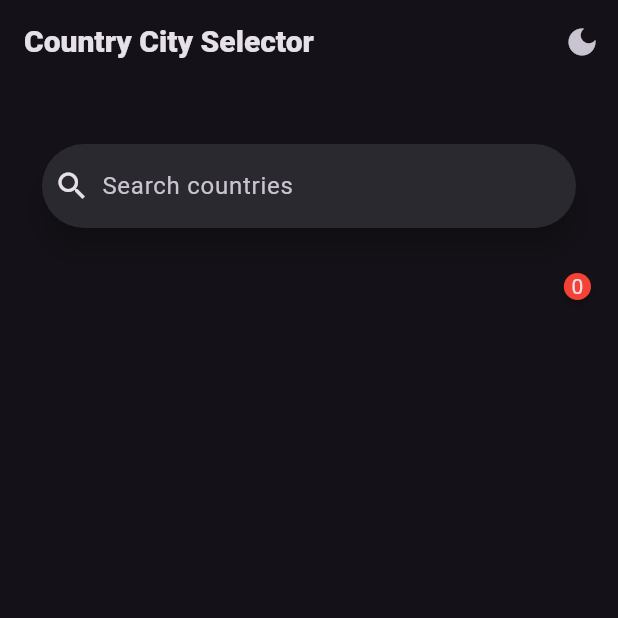
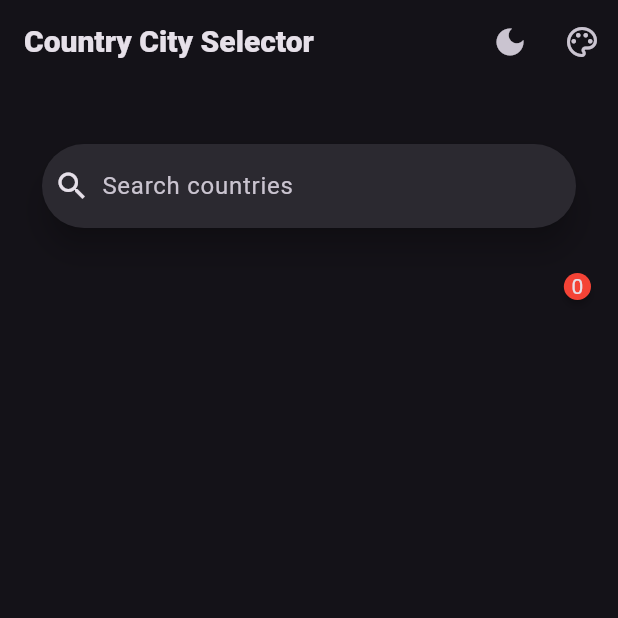
Before and after one commit to malengatiger/sgela_sponsor_app, a Flutter app: the screen it shows after launch, on a phone screen of 412 x 824 dp, the top half of it. Run offline on Flutter 3.47's test engine with Material 3 defaults, Android fonts, the phone set to English and light mode, and no system bars; drawn by our look-alikes of badges; our stand-ins replace cloud_firestore, dio, firebase_core, flutter_dotenv, flutter_gemini, flutter_image_compress and 11 more; missing offline and left inert: flutter_sim_country_code, flutter_tex, pretty_json, video_thumbnail; accounts and stored records are empty; statements that could not run were skipped.

Commit message:
🌀added theming

```diff
--- a/lib/ui/country_city_selector.dart
+++ b/lib/ui/country_city_selector.dart
@@ -5,8 +5,11 @@ import 'package:responsive_builder/responsive_builder.dart';
 import 'package:sgela_sponsor_app/services/firestore_service.dart';
 import 'package:sgela_sponsor_app/ui/city_list.dart';
 import 'package:sgela_sponsor_app/ui/country_list.dart';
+import 'package:sgela_sponsor_app/ui/widgets/color_gallery.dart';
 import 'package:sgela_sponsor_app/ui/widgets/row_content_view.dart';
 import 'package:sgela_sponsor_app/util/dark_light_control.dart';
+import 'package:sgela_sponsor_app/util/navigation_util.dart';
+import 'package:sgela_sponsor_app/util/prefs.dart';
 
 import '../data/city.dart';
 import '../data/country.dart';
@@ -120,6 +123,7 @@ class CountryCitySelectorState extends State<CountryCitySelector>
       pp('$mm ... cities found for country id: $countryId : ${_cities.length}');
       if (_cities.isNotEmpty) {
         _showCityList = true;
+        _textEditingController = TextEditingController();
       } else {
         _showCityList = false;
       }
@@ -141,11 +145,15 @@ class CountryCitySelectorState extends State<CountryCitySelector>
     super.dispose();
   }
 
-  final TextEditingController _textEditingController = TextEditingController();
+  TextEditingController _textEditingController = TextEditingController();
+  final Prefs prefs = GetIt.instance<Prefs>();
+  final ColorWatcher colorWatcher = GetIt.instance<ColorWatcher>();
 
   @override
   Widget build(BuildContext context) {
     var b = MediaQuery.of(context).platformBrightness;
+    var isDark =
+    isDarkMode(prefs, MediaQuery.of(context).platformBrightness);
     return SafeArea(
         child: Scaffold(
       appBar: AppBar(
@@ -181,7 +189,17 @@ class CountryCitySelectorState extends State<CountryCitySelector>
               },
               icon: b == Brightness.light
                   ? const Icon(Icons.dark_mode)
-                  : const Icon(Icons.light_mode))
+                  : const Icon(Icons.light_mode)),
+          IconButton(
+            onPressed: () {
+              NavigationUtils.navigateToPage(context: context,
+                  widget: ColorGallery(prefs: prefs, colorWatcher: colorWatcher));
+            },
+            icon: const Icon(
+              Icons.color_lens_outlined,
+              // color: isDark ? Theme.of(context).primaryColor : Colors.black,
+            ),
+          ),
         ],
         bottom: const PreferredSize(
           preferredSize: Size.fromHeight(24),
@@ -229,6 +247,7 @@ class CountryCitySelectorState extends State<CountryCitySelector>
                               badgeContent: Text('${_filteredCities.length}'),
                               child: CityList(
                                 cities: _filteredCities,
+                                country: _selectedCountry!,
                                 onCityTapped: (c) {
                                   pp('$mm .... city tapped: ${c.name}');
                                   setState(() {
@@ -250,6 +269,7 @@ class CountryCitySelectorState extends State<CountryCitySelector>
                                 countries: _filteredCountries,
                                 onCountryTapped: (c) {
                                   pp('$mm .... country tapped: ${c.name}');
+                                  _selectedCountry = c;
                                   _getCities(c.id!);
                                 },
                                 showAsGrid: true,
@@ -280,6 +300,7 @@ class CountryCitySelectorState extends State<CountryCitySelector>
                                           FontWeight.w900),
                                     ),
                                   ),
+                                  gapH8,
                                 ],
                               ),
                             ),
@@ -302,11 +323,13 @@ class CountryCitySelectorState extends State<CountryCitySelector>
                     countries: _countries,
                     onCountryTapped: (country) {
                       pp('$mm country tapped: ${country.name}');
+                      _selectedCountry = country;
                       _getCities(country.id!);
                     },
                   ),
                   rightWidget: CityList(
                       cities: _cities,
+                      country: _selectedCountry!,
                       onCityTapped: (city) {
                         pp('$mm( city tapped: ${city.name})');
                       }))
@@ -316,4 +339,5 @@ class CountryCitySelectorState extends State<CountryCitySelector>
       ),
     ));
   }
+  Country? _selectedCountry;
 }
```
Also changed, not shown: lib/ui/city_list.dart (+13 -3 lines), lib/ui/widgets/color_gallery.dart (added, +101 -0 lines).
